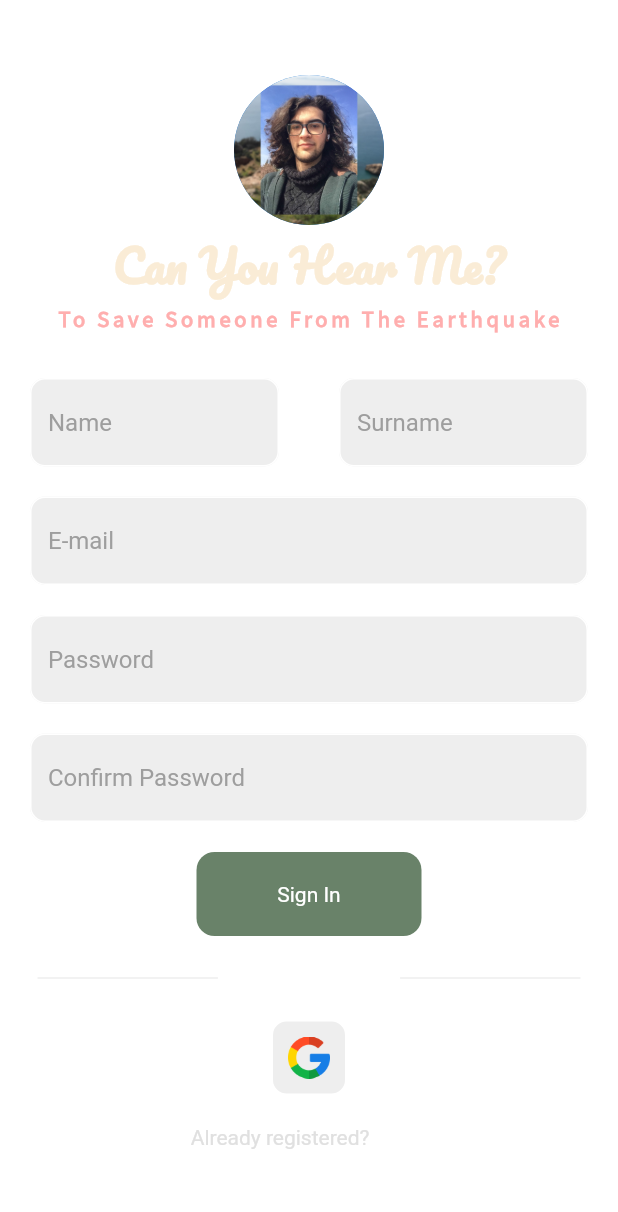
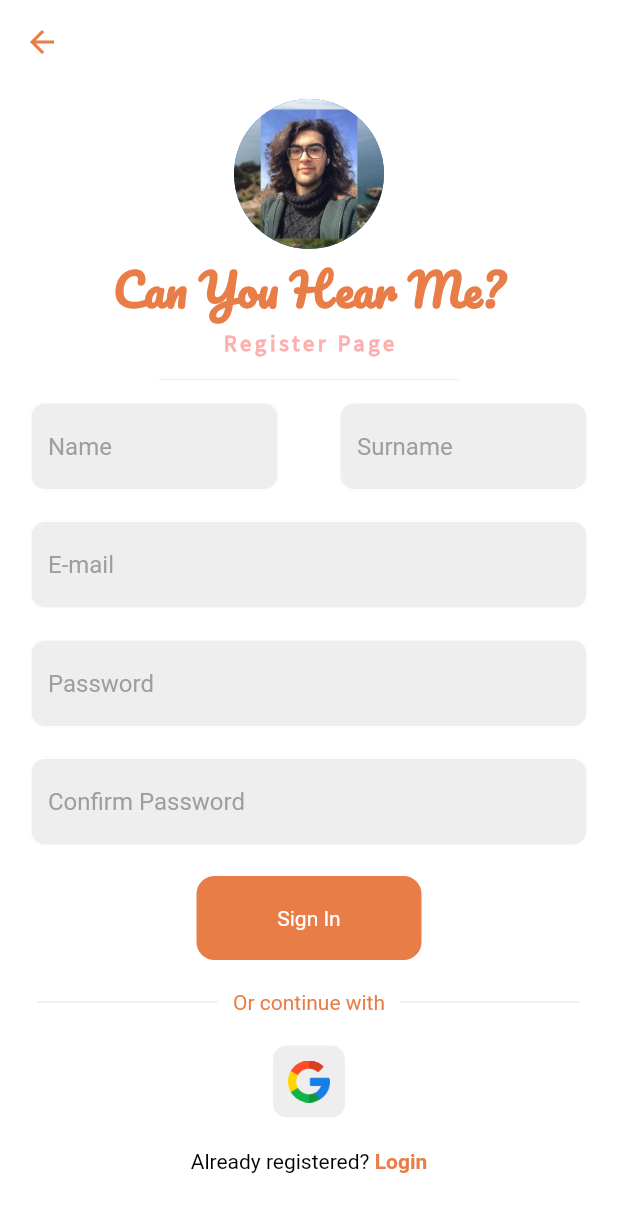
Before and after one commit to Google-Solution-Challenge-Metu/CanYouHearMe, a Flutter app: the screen it shows after launch, after a tap on "Sign Up", on a phone screen of 412 x 824 dp. Shown: the top 1212 px of the screen. Run offline on Flutter 3.47's test engine with Material 2 defaults, Android fonts, the phone set to English and light mode, and no system bars; our stand-ins replace audioplayers, awesome_snackbar_content, cloud_firestore, firebase_auth, firebase_core, firebase_storage and 11 more; missing offline and left inert: custom_info_window, open_street_map_search_and_pick, qr_code_scanner, rotary_scrollbar; accounts and stored records are empty; network calls fail; project files that could hold a hidden picture were left out.

Commit message:
minor ui changes and bug fixes 1/?

```diff
--- a/lib/screens/login_page.dart
+++ b/lib/screens/login_page.dart
@@ -146,7 +146,6 @@ class _MainPageState extends State<MainPage> {
                       ),
                     ),
                   ])),
-
               const Text(
                 "Can You Hear Me?",
                 style: TextStyle(
@@ -155,22 +154,22 @@ class _MainPageState extends State<MainPage> {
                     color: Color(0xffe97d47),
                     fontWeight: FontWeight.bold),
               ),
-              //const Text(
-              //  "To Save Someone From The Earthquake",
-              //  style: TextStyle(
-              //    fontFamily: "Source Sans Pro",
-              //    fontSize: 15.0,
-              //    letterSpacing: 2.5,
-              //    fontWeight: FontWeight.bold,
-              //    color: Color.fromARGB(255, 255, 174, 174),
-              //  ),
-              //),
-              const SizedBox(
+              const Text(
+                "Login Page",
+                style: TextStyle(
+                  fontFamily: "Source Sans Pro",
+                  fontSize: 15.0,
+                  letterSpacing: 2.5,
+                  fontWeight: FontWeight.bold,
+                  color: Color.fromARGB(255, 255, 174, 174),
+                ),
+              ),
+              SizedBox(
                 height: 30.0,
                 width: 200.0,
                 child: Divider(
-                  color: Colors.white,
-                  thickness: 3.0,
+                  color: Colors.grey.shade200,
+                  thickness: 1.0,
                 ),
               ),
               buildTextField(emailController, "E-mail", false),
@@ -260,7 +259,7 @@ class _MainPageState extends State<MainPage> {
               Row(
                 mainAxisAlignment: MainAxisAlignment.center,
                 children: [
-                  Text(
+                  const Text(
                     "Don’t have an account?",
                     style: TextStyle(
                       color: Color.fromARGB(255, 0, 0, 0),
@@ -301,7 +300,7 @@ class _MainPageState extends State<MainPage> {
           width: 150.0,
           padding: const EdgeInsets.all(20.0),
           decoration: BoxDecoration(
-              color: Color(0xffe97d47),
+              color: const Color(0xffe97d47),
               borderRadius: BorderRadius.circular(12.0)),
           child: const Center(
             child: Text(
--- a/lib/screens/register_page.dart
+++ b/lib/screens/register_page.dart
@@ -80,12 +80,23 @@ class _RegisterPageState extends State<RegisterPage> {
   @override
   Widget build(BuildContext context) {
     return Scaffold(
+      appBar: AppBar(
+        backgroundColor: Colors.white,
+        elevation: 0,
+        leading: IconButton(
+          icon: const Icon(
+            Icons.arrow_back,
+            color: Color(0xffe97d47),
+          ),
+          onPressed: () => Navigator.pop(context),
+        ),
+      ),
       backgroundColor: const Color.fromARGB(255, 255, 255, 255),
       body: Center(
         child: ListView(
           children: [
             Padding(
-              padding: const EdgeInsets.symmetric(vertical: 50.0),
+              padding: const EdgeInsets.only(top: 10.0, bottom: 50.0),
               child: Column(
                 mainAxisAlignment: MainAxisAlignment.center,
                 children: <Widget>[
@@ -98,11 +109,11 @@ class _RegisterPageState extends State<RegisterPage> {
                     style: TextStyle(
                         fontFamily: "Pacifico",
                         fontSize: 30.0,
-                        color: Color.fromARGB(255, 250, 236, 214),
+                        color: Color(0xffe97d47),
                         fontWeight: FontWeight.bold),
                   ),
-                  Text(
-                    "To Save Someone From The Earthquake",
+                  const Text(
+                    "Register Page",
                     style: TextStyle(
                       fontFamily: "Source Sans Pro",
                       fontSize: 15.0,
@@ -111,12 +122,12 @@ class _RegisterPageState extends State<RegisterPage> {
                       color: Color.fromARGB(255, 255, 174, 174),
                     ),
                   ),
-                  const SizedBox(
+                  SizedBox(
                     height: 30.0,
                     width: 200.0,
                     child: Divider(
-                      color: Colors.white,
-                      thickness: 3.0,
+                      color: Colors.grey.shade200,
+                      thickness: 1,
                     ),
                   ),
                   Row(
@@ -163,7 +174,7 @@ class _RegisterPageState extends State<RegisterPage> {
                           child: Text(
                             "Or continue with",
                             style: TextStyle(
-                              color: Colors.white,
+                              color: Color(0xffe97d47),
                             ),
                           ),
                         ),
@@ -205,10 +216,10 @@ class _RegisterPageState extends State<RegisterPage> {
                   Row(
                     mainAxisAlignment: MainAxisAlignment.center,
                     children: [
-                      Text(
+                      const Text(
                         "Already registered?",
                         style: TextStyle(
-                          color: Colors.grey[300],
+                          color: Color.fromARGB(255, 0, 0, 0),
                         ),
                       ),
                       GestureDetector(
@@ -216,7 +227,7 @@ class _RegisterPageState extends State<RegisterPage> {
                         child: const Text(
                           " Login",
                           style: TextStyle(
-                            color: Colors.white,
+                            color: Color(0xffe97d47),
                             fontWeight: FontWeight.bold,
                           ),
                         ),
@@ -245,7 +256,7 @@ class _RegisterPageState extends State<RegisterPage> {
           width: 150.0,
           padding: const EdgeInsets.all(20.0),
           decoration: BoxDecoration(
-              color: const Color(0xFF698269),
+              color: const Color(0xffe97d47),
               borderRadius: BorderRadius.circular(12.0)),
           child: const Center(
             child: Text(
```
Also changed, not shown: lib/screens/profile/profile_screen.dart (+6 -3 lines).
